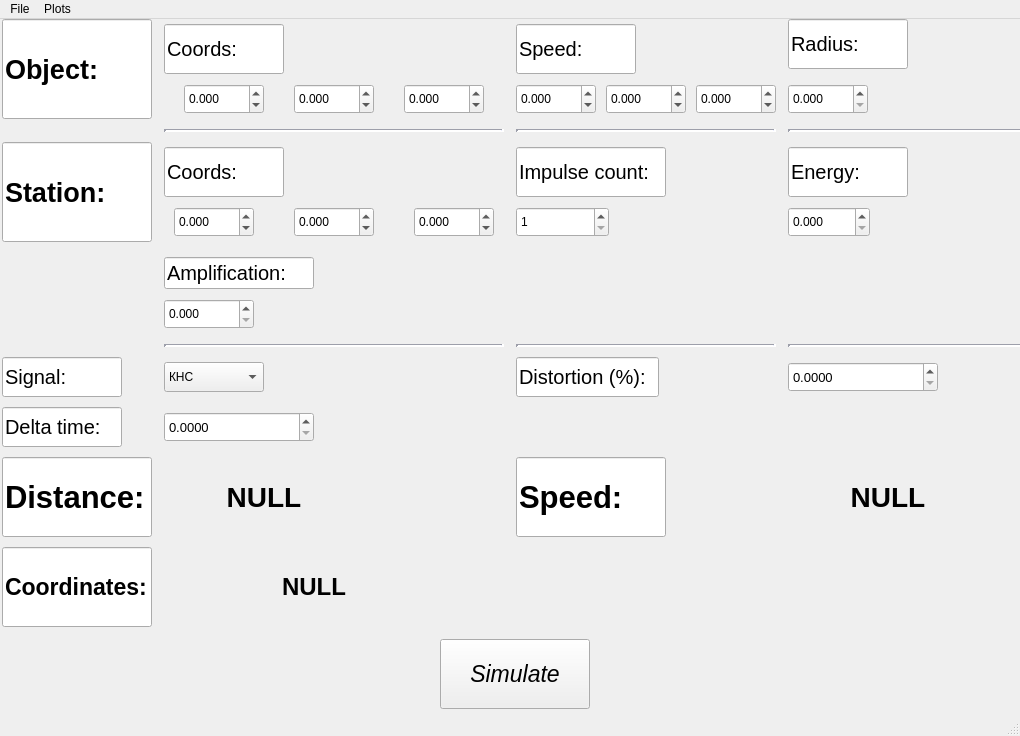
Before: the Qt Designer form project/frontend/interface.ui in dalnoboy75/reflected-signal-simulation, drawn with Qt 5.
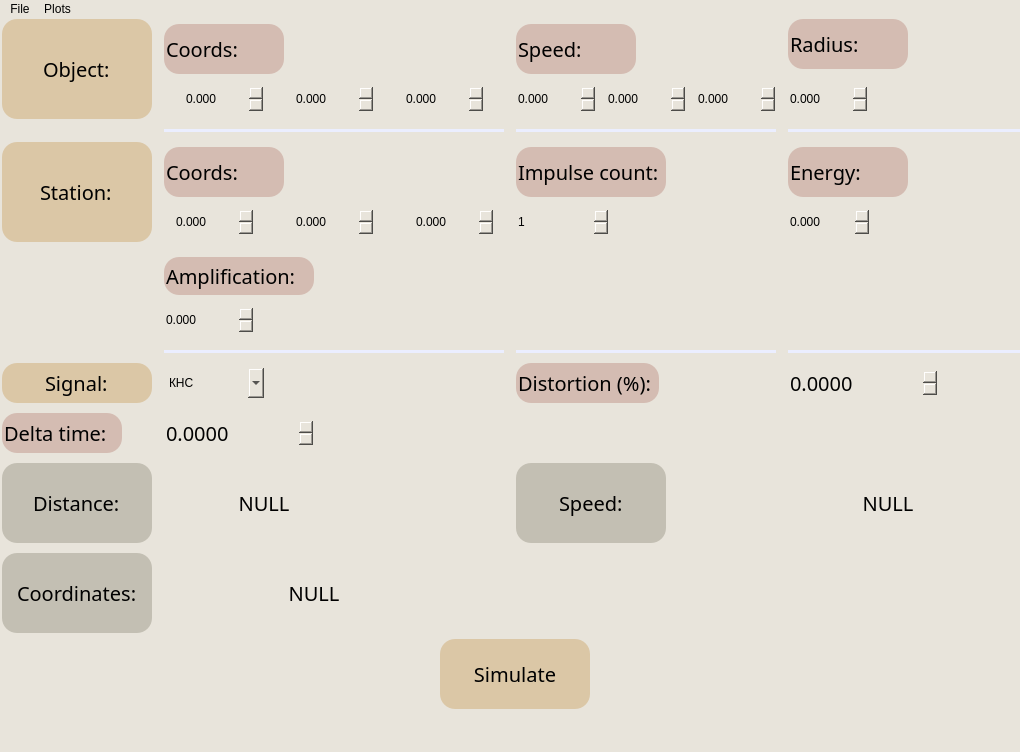
After: the same form once the commit is applied.

```diff
--- a/project/frontend/interface.ui
+++ b/project/frontend/interface.ui
@@ -7,7 +7,7 @@
     <x>0</x>
     <y>0</y>
     <width>1020</width>
-    <height>736</height>
+    <height>752</height>
    </rect>
   </property>
   <property name="sizePolicy">
@@ -25,6 +25,11 @@
   <property name="windowTitle">
    <string>MainWindow</string>
   </property>
+  <property name="styleSheet">
+   <string notr="true">background-color: rgb(232, 228, 219);
+font: 300 15pt &quot;Corbel &quot;;
+border-radius: 15px;</string>
+  </property>
   <widget class="QWidget" name="centralwidget">
    <widget class="QPushButton" name="simulatePushButton">
     <property name="geometry">
@@ -49,10 +54,15 @@
     </property>
     <property name="font">
      <font>
-      <pointsize>17</pointsize>
-      <italic>true</italic>
+      <family>Corbel </family>
+      <pointsize>15</pointsize>
+      <italic>false</italic>
+      <bold>false</bold>
      </font>
     </property>
+    <property name="styleSheet">
+     <string notr="true">background-color: rgb(219, 199, 166);</string>
+    </property>
     <property name="text">
      <string>Simulate</string>
     </property>
@@ -63,7 +73,7 @@
       <x>0</x>
       <y>0</y>
       <width>1029</width>
-      <height>608</height>
+      <height>614</height>
      </rect>
     </property>
     <layout class="QGridLayout" name="gridLayout" rowstretch="0,0,0,0,0,0,0,0,0">
@@ -86,13 +96,24 @@
        </property>
        <property name="font">
         <font>
-         <pointsize>20</pointsize>
-         <bold>true</bold>
+         <family>Corbel </family>
+         <pointsize>15</pointsize>
+         <italic>false</italic>
+         <bold>false</bold>
         </font>
        </property>
+       <property name="layoutDirection">
+        <enum>Qt::LeftToRight</enum>
+       </property>
+       <property name="styleSheet">
+        <string notr="true">background-color: rgb(219, 199, 166);</string>
+       </property>
        <property name="text">
         <string>Object:</string>
        </property>
+       <property name="alignment">
+        <set>Qt::AlignCenter</set>
+       </property>
        <property name="readOnly">
         <bool>true</bool>
        </property>
@@ -114,16 +135,24 @@
        </property>
        <property name="font">
         <font>
-         <pointsize>20</pointsize>
-         <bold>true</bold>
+         <family>Corbel </family>
+         <pointsize>15</pointsize>
+         <italic>false</italic>
+         <bold>false</bold>
         </font>
        </property>
+       <property name="layoutDirection">
+        <enum>Qt::LeftToRight</enum>
+       </property>
        <property name="styleSheet">
-        <string notr="true"/>
+        <string notr="true">background-color: rgb(219, 199, 166);</string>
        </property>
        <property name="text">
         <string>Station:</string>
        </property>
+       <property name="alignment">
+        <set>Qt::AlignCenter</set>
+       </property>
        <property name="readOnly">
         <bool>true</bool>
        </property>
@@ -162,9 +191,15 @@
          </property>
          <property name="font">
           <font>
+           <family>Corbel </family>
            <pointsize>15</pointsize>
+           <italic>false</italic>
+           <bold>false</bold>
           </font>
          </property>
+         <property name="styleSheet">
+          <string notr="true">background-color: rgb(212, 188, 178);</string>
+         </property>
          <property name="text">
           <string>Coords:</string>
          </property>
@@ -311,10 +346,15 @@
        </property>
        <property name="font">
         <font>
-         <pointsize>21</pointsize>
-         <bold>true</bold>
+         <family>Corbel </family>
+         <pointsize>15</pointsize>
+         <italic>false</italic>
+         <bold>false</bold>
         </font>
        </property>
+       <property name="styleSheet">
+        <string notr="true"/>
+       </property>
        <property name="text">
         <string>NULL</string>
        </property>
@@ -347,9 +387,15 @@
          </property>
          <property name="font">
           <font>
+           <family>Corbel </family>
            <pointsize>15</pointsize>
+           <italic>false</italic>
+           <bold>false</bold>
           </font>
          </property>
+         <property name="styleSheet">
+          <string notr="true">background-color: rgb(212, 188, 178);</string>
+         </property>
          <property name="text">
           <string>Amplification:</string>
          </property>
@@ -405,7 +451,7 @@
        </property>
        <property name="minimumSize">
         <size>
-         <width>120</width>
+         <width>150</width>
          <height>40</height>
         </size>
        </property>
@@ -417,12 +463,21 @@
        </property>
        <property name="font">
         <font>
+         <family>Corbel </family>
          <pointsize>15</pointsize>
+         <italic>false</italic>
+         <bold>false</bold>
         </font>
        </property>
+       <property name="styleSheet">
+        <string notr="true">background-color: rgb(219, 199, 166);</string>
+       </property>
        <property name="text">
         <string>Signal:</string>
        </property>
+       <property name="alignment">
+        <set>Qt::AlignCenter</set>
+       </property>
        <property name="readOnly">
         <bool>true</bool>
        </property>
@@ -455,9 +510,15 @@
          </property>
          <property name="font">
           <font>
+           <family>Corbel </family>
            <pointsize>15</pointsize>
+           <italic>false</italic>
+           <bold>false</bold>
           </font>
          </property>
+         <property name="styleSheet">
+          <string notr="true">background-color: rgb(212, 188, 178);</string>
+         </property>
          <property name="text">
           <string>Coords:</string>
          </property>
@@ -617,7 +678,10 @@
        </property>
        <property name="font">
         <font>
-         <pointsize>10</pointsize>
+         <family>Corbel </family>
+         <pointsize>15</pointsize>
+         <italic>false</italic>
+         <bold>false</bold>
         </font>
        </property>
        <property name="decimals">
@@ -643,9 +707,15 @@
          </property>
          <property name="font">
           <font>
+           <family>Corbel </family>
            <pointsize>15</pointsize>
+           <italic>false</italic>
+           <bold>false</bold>
           </font>
          </property>
+         <property name="styleSheet">
+          <string notr="true">background-color: rgb(212, 188, 178);</string>
+         </property>
          <property name="text">
           <string>Radius:</string>
          </property>
@@ -715,9 +785,15 @@
          </property>
          <property name="font">
           <font>
+           <family>Corbel </family>
            <pointsize>15</pointsize>
+           <italic>false</italic>
+           <bold>false</bold>
           </font>
          </property>
+         <property name="styleSheet">
+          <string notr="true">background-color: rgb(212, 188, 178);</string>
+         </property>
          <property name="text">
           <string>Speed:</string>
          </property>
@@ -860,9 +936,15 @@
          </property>
          <property name="font">
           <font>
+           <family>Corbel </family>
            <pointsize>15</pointsize>
+           <italic>false</italic>
+           <bold>false</bold>
           </font>
          </property>
+         <property name="styleSheet">
+          <string notr="true">background-color: rgb(212, 188, 178);</string>
+         </property>
          <property name="text">
           <string>Energy:</string>
          </property>
@@ -923,9 +1005,15 @@
          </property>
          <property name="font">
           <font>
+           <family>Corbel </family>
            <pointsize>15</pointsize>
+           <italic>false</italic>
+           <bold>false</bold>
           </font>
          </property>
+         <property name="styleSheet">
+          <string notr="true">background-color: rgb(212, 188, 178);</string>
+         </property>
          <property name="text">
           <string>Impulse count:</string>
          </property>
@@ -975,9 +1063,15 @@
        </property>
        <property name="font">
         <font>
-         <pointsize>10</pointsize>
+         <family>Corbel </family>
+         <pointsize>15</pointsize>
+         <italic>false</italic>
+         <bold>false</bold>
         </font>
        </property>
+       <property name="styleSheet">
+        <string notr="true"/>
+       </property>
        <property name="decimals">
         <number>4</number>
        </property>
@@ -1002,8 +1096,10 @@
        </property>
        <property name="font">
         <font>
-         <pointsize>21</pointsize>
-         <bold>true</bold>
+         <family>Corbel </family>
+         <pointsize>15</pointsize>
+         <italic>false</italic>
+         <bold>false</bold>
         </font>
        </property>
        <property name="text">
@@ -1030,13 +1126,24 @@
        </property>
        <property name="font">
         <font>
-         <pointsize>23</pointsize>
-         <bold>true</bold>
+         <family>Corbel </family>
+         <pointsize>15</pointsize>
+         <italic>false</italic>
+         <bold>false</bold>
         </font>
        </property>
+       <property name="styleSheet">
+        <string notr="true">background-color: rgb(195, 191, 179);</string>
+       </property>
        <property name="text">
         <string>Speed:</string>
        </property>
+       <property name="alignment">
+        <set>Qt::AlignCenter</set>
+       </property>
+       <property name="readOnly">
+        <bool>true</bool>
+       </property>
       </widget>
      </item>
      <item row="7" column="0">
@@ -1055,13 +1162,24 @@
        </property>
        <property name="font">
         <font>
-         <pointsize>23</pointsize>
-         <bold>true</bold>
+         <family>Corbel </family>
+         <pointsize>15</pointsize>
+         <italic>false</italic>
+         <bold>false</bold>
         </font>
        </property>
+       <property name="styleSheet">
+        <string notr="true">background-color: rgb(195, 191, 179);</string>
+       </property>
        <property name="text">
         <string>Distance:</string>
        </property>
+       <property name="alignment">
+        <set>Qt::AlignCenter</set>
+       </property>
+       <property name="readOnly">
+        <bool>true</bool>
+       </property>
       </widget>
      </item>
      <item row="4" column="3">
@@ -1099,9 +1217,15 @@
        </property>
        <property name="font">
         <font>
+         <family>Corbel </family>
          <pointsize>15</pointsize>
+         <italic>false</italic>
+         <bold>false</bold>
         </font>
        </property>
+       <property name="styleSheet">
+        <string notr="true">background-color: rgb(212, 188, 178);</string>
+       </property>
        <property name="text">
         <string>Distortion (%):</string>
        </property>
@@ -1135,9 +1259,15 @@
        </property>
        <property name="font">
         <font>
+         <family>Corbel </family>
          <pointsize>15</pointsize>
+         <italic>false</italic>
+         <bold>false</bold>
         </font>
        </property>
+       <property name="styleSheet">
+        <string notr="true">background-color: rgb(212, 188, 178);</string>
+       </property>
        <property name="text">
         <string>Delta time:</string>
        </property>
@@ -1162,13 +1292,24 @@
        </property>
        <property name="font">
         <font>
-         <pointsize>17</pointsize>
-         <bold>true</bold>
+         <family>Corbel </family>
+         <pointsize>15</pointsize>
+         <italic>false</italic>
+         <bold>false</bold>
         </font>
        </property>
+       <property name="styleSheet">
+        <string notr="true">background-color: rgb(195, 191, 179);</string>
+       </property>
        <property name="text">
         <string>Coordinates:</string>
        </property>
+       <property name="alignment">
+        <set>Qt::AlignCenter</set>
+       </property>
+       <property name="readOnly">
+        <bool>true</bool>
+       </property>
       </widget>
      </item>
      <item row="8" column="1">
@@ -1187,8 +1328,10 @@
        </property>
        <property name="font">
         <font>
-         <pointsize>18</pointsize>
-         <bold>true</bold>
+         <family>Corbel </family>
+         <pointsize>15</pointsize>
+         <italic>false</italic>
+         <bold>false</bold>
         </font>
        </property>
        <property name="text">
@@ -1208,7 +1351,7 @@
      <x>0</x>
      <y>0</y>
      <width>1020</width>
-     <height>22</height>
+     <height>29</height>
     </rect>
    </property>
    <widget class="QMenu" name="menuPlots">
```
